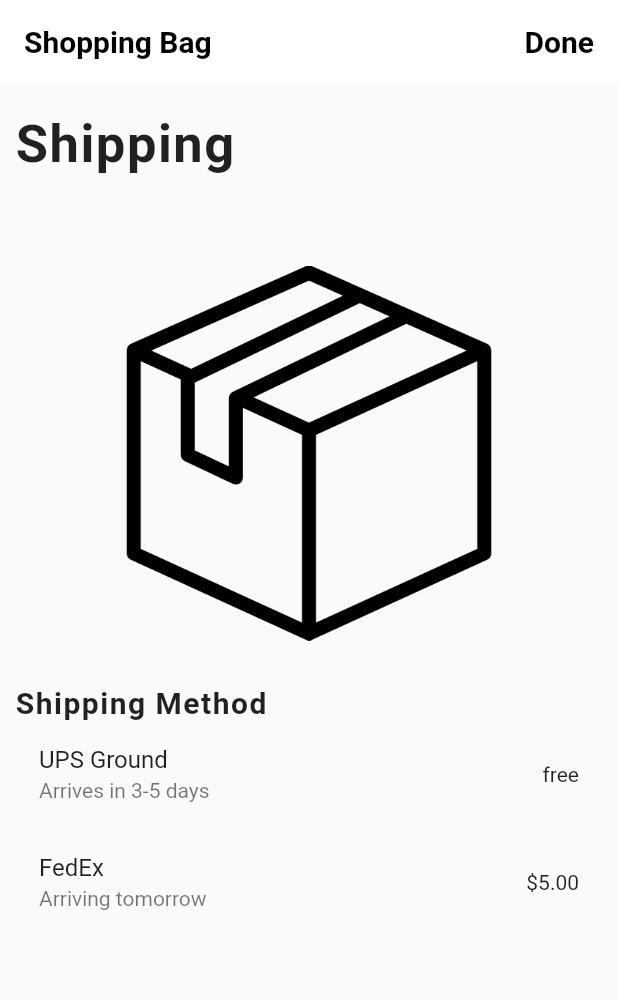
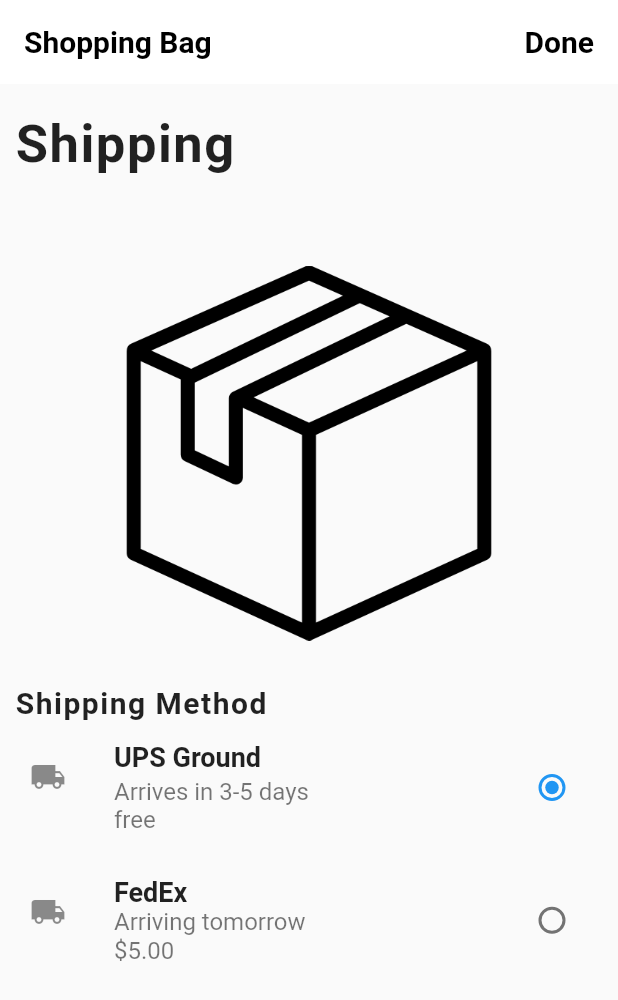
Before and after one commit to himanshuchauhan981/E-commerce-app-using-flutter-and-firebase, a Flutter app: the ShippingMethod screen opened by its route, on a phone screen of 412 x 824 dp. Shown: the top 1000 px of the screen. Run offline on Flutter 3.47's test engine with Material 2 defaults, Android fonts, the light colour scheme and no system bars; our stand-ins replace cloud_firestore, csv, expandable, firebase_auth, flutter_secure_storage; missing offline and left inert: jaguar_jwt; accounts and stored records are empty.

Commit message:
updated shipping method page

```diff
--- a/app_frontend/lib/components/checkout/checkoutAppBar.dart
+++ b/app_frontend/lib/components/checkout/checkoutAppBar.dart
@@ -3,8 +3,9 @@ import 'package:flutter/material.dart';
 class CheckoutAppBar extends StatefulWidget with PreferredSizeWidget {
   final String leftButtonText;
   final String rightButtonText;
+  final void Function () rightButtonFunction;
 
-  CheckoutAppBar(this.leftButtonText, this.rightButtonText);
+  CheckoutAppBar(this.leftButtonText, this.rightButtonText, this.rightButtonFunction);
 
   @override
   Size get preferredSize => Size.fromHeight(kToolbarHeight);
@@ -38,6 +39,9 @@ class _CheckoutAppBarState extends State<CheckoutAppBar> {
               ),
             ),
             GestureDetector(
+              onTap: (){
+                widget.rightButtonFunction();
+              },
               child: Text(
                   widget.rightButtonText,
                   style: TextStyle(
--- a/app_frontend/lib/pages/checkout/shippingMethod.dart
+++ b/app_frontend/lib/pages/checkout/shippingMethod.dart
@@ -1,3 +1,4 @@
+import 'package:app_frontend/components/checkout/checkoutAppBar.dart';
 import 'package:flutter/material.dart';
 
 class ShippingMethod extends StatefulWidget {
@@ -6,38 +7,17 @@ class ShippingMethod extends StatefulWidget {
 }
 
 class _ShippingMethodState extends State<ShippingMethod> {
+
+  String selectedShippingMethod = 'UPS Ground';
+
+  checkoutShippingMethod(){
+    Navigator.of(context).pushNamed('/paymentMethod');
+  }
+
   @override
   Widget build(BuildContext context) {
     return Scaffold(
-      appBar: AppBar(
-        automaticallyImplyLeading: false,
-        backgroundColor: Colors.white,
-        elevation: 0,
-        title: Row(
-          mainAxisAlignment: MainAxisAlignment.spaceBetween,
-          crossAxisAlignment: CrossAxisAlignment.center,
-          children: <Widget>[
-            Text(
-              'Shopping Bag',
-              style: TextStyle(
-                fontSize: 20.0,
-                fontWeight: FontWeight.bold,
-                color: Colors.black
-              ),
-            ),
-            GestureDetector(
-              child: Text(
-                'Done',
-                style: TextStyle(
-                    fontSize: 20.0,
-                    fontWeight: FontWeight.bold,
-                    color: Colors.black
-                )
-              ),
-            )
-          ],
-        ),
-      ),
+      appBar: CheckoutAppBar('Shopping Bag', 'Done', checkoutShippingMethod),
       body: Container(
         child: Padding(
           padding: EdgeInsets.symmetric(vertical: 20.0, horizontal: 10.0),
@@ -71,14 +51,79 @@ class _ShippingMethodState extends State<ShippingMethod> {
                 )
               ),
               ListTile(
-                title: Text('UPS Ground'),
-                subtitle: Text('Arrives in 3-5 days'),
-                trailing: Text('free'),
+                contentPadding: EdgeInsets.symmetric(horizontal: 10.0, vertical: 10.0),
+                leading: Icon(Icons.local_shipping),
+                title: Text(
+                  'UPS Ground',
+                  style: TextStyle(
+                    fontSize: 18.0,
+                    fontWeight: FontWeight.bold
+                  ),
+                ),
+                subtitle: Column(
+                  crossAxisAlignment: CrossAxisAlignment.start,
+                  children: <Widget>[
+                    SizedBox(height: 3.0),
+                    Text(
+                      'Arrives in 3-5 days',
+                      style: TextStyle(
+                        fontSize: 16.0
+                      ),
+                    ),
+                    Text(
+                      'free',
+                      style: TextStyle(
+                        fontSize: 16.0
+                      ),
+                    )
+                  ],
+                ),
+                trailing: Radio(
+                  value: 'UPS Ground',
+                  groupValue: selectedShippingMethod,
+                  onChanged: (value) {
+                    setState(() {
+                      selectedShippingMethod = 'UPS Ground';
+                    });
+                  },
+                )
               ),
               ListTile(
-                title: Text('FedEx'),
-                subtitle: Text('Arriving tomorrow'),
-                trailing: Text('\$5.00'),
+                contentPadding: EdgeInsets.symmetric(horizontal: 10.0, vertical: 10.0),
+                leading: Icon(Icons.local_shipping),
+                title: Text(
+                  'FedEx',
+                  style: TextStyle(
+                      fontSize: 18.0,
+                      fontWeight: FontWeight.bold
+                  ),
+                ),
+                subtitle: Column(
+                  crossAxisAlignment: CrossAxisAlignment.start,
+                  children: <Widget>[
+                    Text(
+                      'Arriving tomorrow',
+                      style: TextStyle(
+                          fontSize: 16.0
+                      ),
+                    ),
+                    Text(
+                      '\$5.00',
+                      style: TextStyle(
+                          fontSize: 16.0
+                      ),
+                    ),
+                  ],
+                ),
+                  trailing: Radio(
+                    value: 'FedEx',
+                    groupValue: selectedShippingMethod,
+                    onChanged: (value) {
+                      setState(() {
+                        selectedShippingMethod = 'FedEx';
+                      });
+                    },
+                  )
               )
             ],
           ),
```
Also changed, not shown: app_frontend/lib/pages/checkout/shippingAddress.dart (+24 -2 lines).
